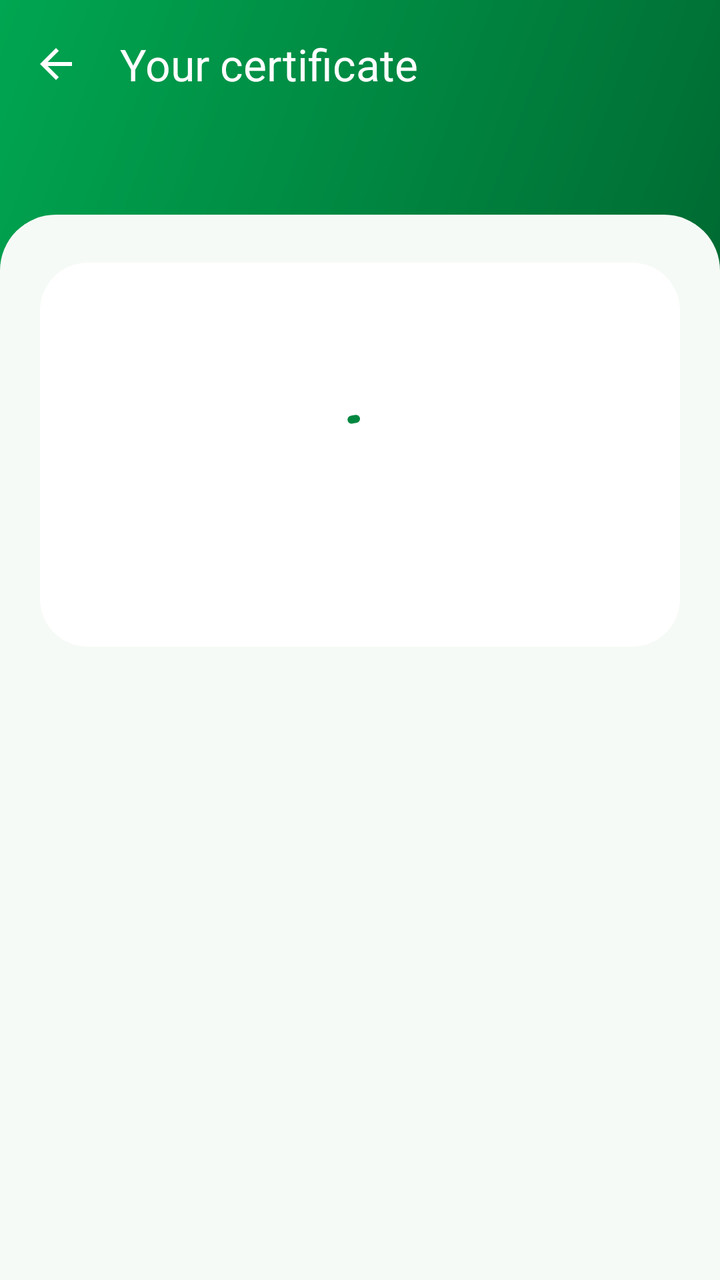
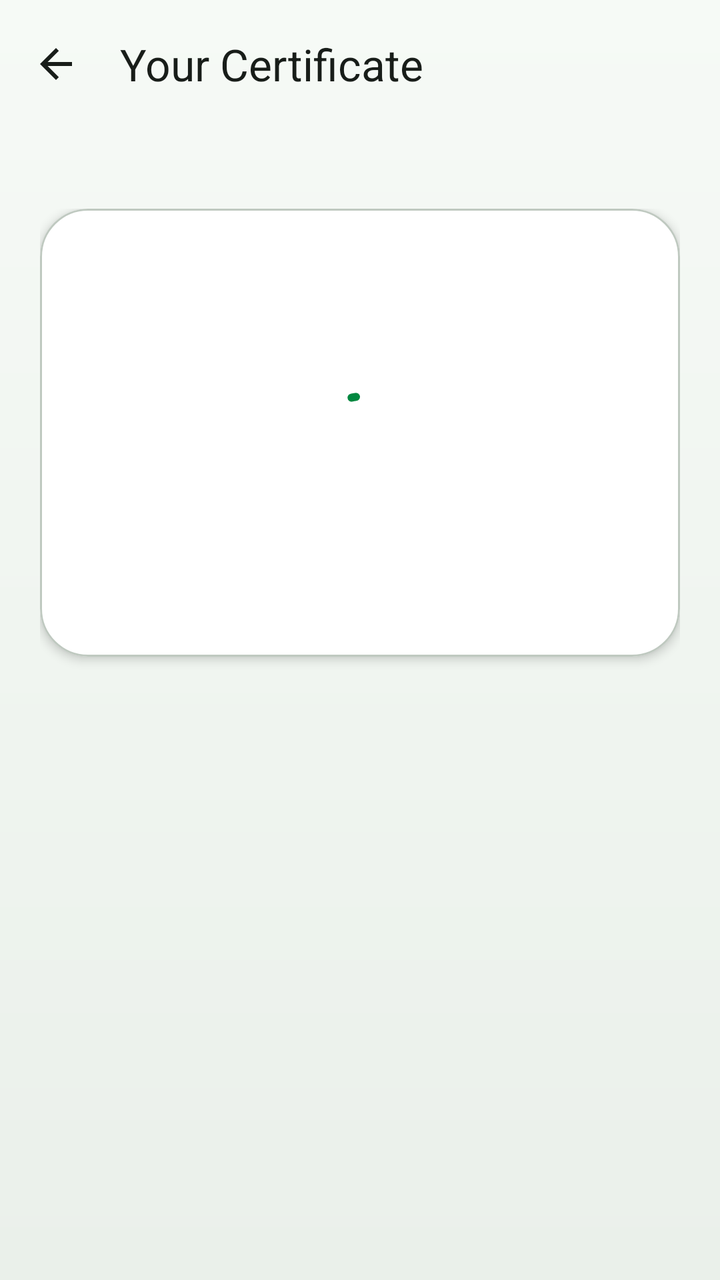

Screens rendered from an Android XML layout before and after an edit, with the pre-edit source and the edit as a unified diff.
<!-- AndroidManifest.xml: application theme Theme.ClubHub -->
<!-- res/layout/activity_certificate.xml -->
<?xml version="1.0" encoding="utf-8"?>
<LinearLayout xmlns:android="http://schemas.android.com/apk/res/android"
    xmlns:app="http://schemas.android.com/apk/res-auto"
    android:layout_width="match_parent"
    android:layout_height="match_parent"
    android:background="?attr/colorSurface"
    android:orientation="vertical">

    <LinearLayout
        android:id="@+id/header"
        android:layout_width="match_parent"
        android:layout_height="wrap_content"
        android:background="@drawable/bg_header_gradient"
        android:orientation="vertical"
        android:paddingBottom="44dp">

        <com.google.android.material.appbar.MaterialToolbar
            android:id="@+id/toolbar"
            android:layout_width="match_parent"
            android:layout_height="?attr/actionBarSize"
            android:background="@android:color/transparent"
            app:navigationIcon="@drawable/ic_arrow_back_white"
            app:title="@string/title_certificate"
            app:titleTextAppearance="?attr/textAppearanceTitleLarge"
            app:titleTextColor="@color/white" />

        <TextView
            android:id="@+id/tv_event_title"
            android:layout_width="match_parent"
            android:layout_height="wrap_content"
            android:ellipsize="end"
            android:maxLines="2"
            android:paddingHorizontal="20dp"
            android:textColor="@color/white"
            android:textSize="20sp"
            android:textStyle="bold" />
    </LinearLayout>

    <ScrollView
        android:layout_width="match_parent"
        android:layout_height="0dp"
        android:layout_marginTop="-28dp"
        android:layout_weight="1"
        android:background="@drawable/bg_sheet_top">

        <LinearLayout
            android:layout_width="match_parent"
            android:layout_height="wrap_content"
            android:orientation="vertical"
            android:padding="20dp">

            <FrameLayout
                android:layout_width="match_parent"
                android:layout_height="wrap_content"
                android:layout_marginTop="4dp"
                android:background="@drawable/bg_qr_card"
                android:padding="6dp">

                <ImageView
                    android:id="@+id/iv_preview"
                    android:layout_width="match_parent"
                    android:layout_height="wrap_content"
                    android:adjustViewBounds="true"
                    android:contentDescription="@string/certificate_preview_description"
                    android:minHeight="180dp"
                    android:scaleType="fitCenter" />

                <com.google.android.material.progressindicator.CircularProgressIndicator
                    android:id="@+id/progress"
                    android:layout_width="wrap_content"
                    android:layout_height="wrap_content"
                    android:layout_gravity="center"
                    android:indeterminate="true" />
            </FrameLayout>

            <TextView
                android:id="@+id/tv_cert_id"
                android:layout_width="match_parent"
                android:layout_height="wrap_content"
                android:layout_marginTop="14dp"
                android:gravity="center"
                android:textAppearance="?attr/textAppearanceTitleSmall"
                android:textIsSelectable="true"
                android:visibility="gone" />

            <TextView
                android:id="@+id/tv_message"
                android:layout_width="match_parent"
                android:layout_height="wrap_content"
                android:layout_marginTop="14dp"
                android:gravity="center"
                android:textAppearance="?attr/textAppearanceBodyLarge"
                android:textColor="?attr/colorOnSurfaceVariant"
                android:visibility="gone" />

            <com.google.android.material.button.MaterialButton
                android:id="@+id/btn_open_pdf"
                android:layout_width="match_parent"
                android:layout_height="wrap_content"
                android:layout_marginTop="20dp"
                android:minHeight="54dp"
                android:text="@string/action_open_pdf"
                android:visibility="gone" />

            <com.google.android.material.button.MaterialButton
                android:id="@+id/btn_share_pdf"
                style="@style/Widget.Material3.Button.TonalButton"
                android:layout_width="match_parent"
                android:layout_height="wrap_content"
                android:layout_marginTop="12dp"
                android:minHeight="54dp"
                android:text="@string/action_share_pdf"
                android:visibility="gone"
                app:cornerRadius="16dp" />
        </LinearLayout>
    </ScrollView>
</LinearLayout>
<!-- resources referenced by this layout -->
<resources>
  <color name="white">#FFFFFF</color>
  <!-- drawable bg_header_gradient (drawable) -->
  <?xml version="1.0" encoding="utf-8"?>
  <shape xmlns:android="http://schemas.android.com/apk/res/android"
      android:shape="rectangle">
      <gradient
          android:angle="315"
          android:endColor="@color/header_end"
          android:startColor="@color/header_start"
          android:type="linear" />
  </shape>
  <!-- drawable bg_qr_card (drawable) -->
  <?xml version="1.0" encoding="utf-8"?>
  <shape xmlns:android="http://schemas.android.com/apk/res/android"
      android:shape="rectangle">
      <solid android:color="#FFFFFF" />
      <corners android:radius="24dp" />
  </shape>
  <!-- drawable bg_sheet_top (drawable) -->
  <?xml version="1.0" encoding="utf-8"?>
  <shape xmlns:android="http://schemas.android.com/apk/res/android"
      android:shape="rectangle">
      <solid android:color="?attr/colorSurface" />
      <corners
          android:topLeftRadius="28dp"
          android:topRightRadius="28dp" />
  </shape>
  <!-- drawable ic_arrow_back_white (drawable) -->
  <?xml version="1.0" encoding="utf-8"?>
  <vector xmlns:android="http://schemas.android.com/apk/res/android"
      android:width="24dp"
      android:height="24dp"
      android:viewportWidth="24"
      android:viewportHeight="24">
      <path
          android:fillColor="#FFFFFF"
          android:pathData="M20,11H7.83l5.59,-5.59L12,4l-8,8 8,8 1.41,-1.41L7.83,13H20v-2z" />
  </vector>
  <string name="action_open_pdf">Open PDF</string>
  <string name="action_share_pdf">Share or save PDF</string>
  <string name="certificate_preview_description">Preview of your certificate</string>
  <string name="title_certificate">Your certificate</string>
  <style name="Theme.ClubHub" parent="Base.Theme.ClubHub" />
  <color name="header_end">#006B32</color>
  <color name="header_start">#00A651</color>
  <style name="Widget.ClubHub.TextInputLayout" parent="Widget.Material3.TextInputLayout.OutlinedBox">
          <item name="boxCornerRadiusTopStart">14dp</item>
          <item name="boxCornerRadiusTopEnd">14dp</item>
          <item name="boxCornerRadiusBottomStart">14dp</item>
          <item name="boxCornerRadiusBottomEnd">14dp</item>
      </style>
  <style name="Widget.ClubHub.Button" parent="Widget.Material3.Button">
          <item name="cornerRadius">16dp</item>
      </style>
  <!-- unchanged entries left out for length: 1 -->
</resources>

<!-- the commit's change to res/layout/activity_certificate.xml (unified diff, before → after) -->
@@ -3,16 +3,15 @@
     xmlns:app="http://schemas.android.com/apk/res-auto"
     android:layout_width="match_parent"
     android:layout_height="match_parent"
-    android:background="?attr/colorSurface"
+    android:background="@drawable/bg_screen_mint"
     android:orientation="vertical">
 
     <LinearLayout
         android:id="@+id/header"
         android:layout_width="match_parent"
         android:layout_height="wrap_content"
-        android:background="@drawable/bg_header_gradient"
         android:orientation="vertical"
-        android:paddingBottom="44dp">
+        android:paddingBottom="4dp">
 
         <com.google.android.material.appbar.MaterialToolbar
             android:id="@+id/toolbar"
@@ -20,9 +19,10 @@
             android:layout_height="?attr/actionBarSize"
             android:background="@android:color/transparent"
             app:navigationIcon="@drawable/ic_arrow_back_white"
+            app:navigationIconTint="?attr/colorOnSurface"
             app:title="@string/title_certificate"
             app:titleTextAppearance="?attr/textAppearanceTitleLarge"
-            app:titleTextColor="@color/white" />
+            app:titleTextColor="?attr/colorOnSurface" />
 
         <TextView
             android:id="@+id/tv_event_title"
@@ -31,84 +31,115 @@
             android:ellipsize="end"
             android:maxLines="2"
             android:paddingHorizontal="20dp"
-            android:textColor="@color/white"
-            android:textSize="20sp"
+            android:textColor="?attr/colorOnSurface"
+            android:textSize="18sp"
             android:textStyle="bold" />
     </LinearLayout>
 
     <ScrollView
         android:layout_width="match_parent"
         android:layout_height="0dp"
-        android:layout_marginTop="-28dp"
         android:layout_weight="1"
-        android:background="@drawable/bg_sheet_top">
+        android:fillViewport="true">
 
         <LinearLayout
             android:layout_width="match_parent"
             android:layout_height="wrap_content"
             android:orientation="vertical"
-            android:padding="20dp">
+            android:paddingHorizontal="20dp"
+            android:paddingTop="12dp"
+            android:paddingBottom="28dp">
 
-            <FrameLayout
+            <com.google.android.material.card.MaterialCardView
                 android:layout_width="match_parent"
                 android:layout_height="wrap_content"
-                android:layout_marginTop="4dp"
-                android:background="@drawable/bg_qr_card"
-                android:padding="6dp">
+                app:cardBackgroundColor="?attr/colorSurfaceContainerLowest"
+                app:cardCornerRadius="24dp"
+                app:cardElevation="3dp"
+                app:strokeColor="?attr/colorOutlineVariant"
+                app:strokeWidth="1dp">
 
-                <ImageView
-                    android:id="@+id/iv_preview"
+                <LinearLayout
                     android:layout_width="match_parent"
                     android:layout_height="wrap_content"
-                    android:adjustViewBounds="true"
-                    android:contentDescription="@string/certificate_preview_description"
-                    android:minHeight="180dp"
-                    android:scaleType="fitCenter" />
+                    android:orientation="vertical"
+                    android:padding="16dp">
 
-                <com.google.android.material.progressindicator.CircularProgressIndicator
-                    android:id="@+id/progress"
-                    android:layout_width="wrap_content"
-                    android:layout_height="wrap_content"
-                    android:layout_gravity="center"
-                    android:indeterminate="true" />
-            </FrameLayout>
+                    <FrameLayout
+                        android:layout_width="match_parent"
+                        android:layout_height="wrap_content"
+                        android:background="@drawable/bg_qr_card"
+                        android:padding="6dp">
 
-            <TextView
-                android:id="@+id/tv_cert_id"
-                android:layout_width="match_parent"
-                android:layout_height="wrap_content"
-                android:layout_marginTop="14dp"
-                android:gravity="center"
-                android:textAppearance="?attr/textAppearanceTitleSmall"
-                android:textIsSelectable="true"
-                android:visibility="gone" />
+                        <ImageView
+                            android:id="@+id/iv_preview"
+                            android:layout_width="match_parent"
+                            android:layout_height="wrap_content"
+                            android:adjustViewBounds="true"
+                            android:contentDescription="@string/certificate_preview_description"
+                            android:minHeight="180dp"
+                            android:scaleType="fitCenter" />
 
-            <TextView
-                android:id="@+id/tv_message"
-                android:layout_width="match_parent"
-                android:layout_height="wrap_content"
-                android:layout_marginTop="14dp"
-                android:gravity="center"
-                android:textAppearance="?attr/textAppearanceBodyLarge"
-                android:textColor="?attr/colorOnSurfaceVariant"
-                android:visibility="gone" />
+                        <com.google.android.material.progressindicator.CircularProgressIndicator
+                            android:id="@+id/progress"
+                            android:layout_width="wrap_content"
+                            android:layout_height="wrap_content"
+                            android:layout_gravity="center"
+                            android:indeterminate="true" />
+                    </FrameLayout>
+
+                    <TextView
+                        android:id="@+id/tv_cert_id"
+                        android:layout_width="wrap_content"
+                        android:layout_height="wrap_content"
+                        android:layout_gravity="center_horizontal"
+                        android:layout_marginTop="14dp"
+                        android:background="@drawable/bg_pill"
+                        android:paddingHorizontal="14dp"
+                        android:paddingVertical="6dp"
+                        android:textColor="?attr/colorOnPrimaryContainer"
+                        android:textIsSelectable="true"
+                        android:textSize="13sp"
+                        android:textStyle="bold"
+                        android:visibility="gone" />
+
+                    <TextView
+                        android:id="@+id/tv_message"
+                        android:layout_width="match_parent"
+                        android:layout_height="wrap_content"
+                        android:layout_marginTop="14dp"
+                        android:gravity="center"
+                        android:textAppearance="?attr/textAppearanceBodyLarge"
+                        android:textColor="?attr/colorOnSurfaceVariant"
+                        android:visibility="gone" />
+                </LinearLayout>
+            </com.google.android.material.card.MaterialCardView>
 
             <com.google.android.material.button.MaterialButton
                 android:id="@+id/btn_open_pdf"
                 android:layout_width="match_parent"
                 android:layout_height="wrap_content"
+                        android:maxLines="1"
+                        android:ellipsize="end"
+                        android:insetTop="0dp"
+                        android:insetBottom="0dp"
+                        android:minHeight="54dp"
                 android:layout_marginTop="20dp"
-                android:minHeight="54dp"
                 android:text="@string/action_open_pdf"
-                android:visibility="gone" />
+                android:visibility="gone"
+                app:cornerRadius="16dp" />
 
             <com.google.android.material.button.MaterialButton
                 android:id="@+id/btn_share_pdf"
                 style="@style/Widget.Material3.Button.TonalButton"
                 android:layout_width="match_parent"
                 android:layout_height="wrap_content"
+                        android:maxLines="1"
+                        android:ellipsize="end"
+                        android:insetTop="0dp"
+                        android:insetBottom="0dp"
+                        android:minHeight="54dp"
                 android:layout_marginTop="12dp"
-                android:minHeight="54dp"
                 android:text="@string/action_share_pdf"
                 android:visibility="gone"
                 app:cornerRadius="16dp" />
<!-- resource entries referenced after the edit -->
@@ -1,15 +1,11 @@
 <!-- resources referenced by this layout -->
 <resources>
-  <color name="white">#FFFFFF</color>
-  <!-- drawable bg_header_gradient (drawable) -->
+  <!-- drawable bg_pill (drawable) -->
   <?xml version="1.0" encoding="utf-8"?>
   <shape xmlns:android="http://schemas.android.com/apk/res/android"
       android:shape="rectangle">
-      <gradient
-          android:angle="315"
-          android:endColor="@color/header_end"
-          android:startColor="@color/header_start"
-          android:type="linear" />
+      <solid android:color="?attr/colorPrimaryContainer" />
+      <corners android:radius="50dp" />
   </shape>
   <!-- drawable bg_qr_card (drawable) -->
   <?xml version="1.0" encoding="utf-8"?>
@@ -18,14 +14,16 @@
       <solid android:color="#FFFFFF" />
       <corners android:radius="24dp" />
   </shape>
-  <!-- drawable bg_sheet_top (drawable) -->
+  <!-- drawable bg_screen_mint (drawable) -->
   <?xml version="1.0" encoding="utf-8"?>
   <shape xmlns:android="http://schemas.android.com/apk/res/android"
       android:shape="rectangle">
-      <solid android:color="?attr/colorSurface" />
-      <corners
-          android:topLeftRadius="28dp"
-          android:topRightRadius="28dp" />
+      <gradient
+          android:angle="270"
+          android:startColor="?attr/colorSurface"
+          android:centerColor="?attr/colorSurfaceContainerLow"
+          android:endColor="?attr/colorSurfaceContainer"
+          android:type="linear" />
   </shape>
   <!-- drawable ic_arrow_back_white (drawable) -->
   <?xml version="1.0" encoding="utf-8"?>
@@ -39,12 +37,10 @@
           android:pathData="M20,11H7.83l5.59,-5.59L12,4l-8,8 8,8 1.41,-1.41L7.83,13H20v-2z" />
   </vector>
   <string name="action_open_pdf">Open PDF</string>
-  <string name="action_share_pdf">Share or save PDF</string>
+  <string name="action_share_pdf">Share or Save PDF</string>
   <string name="certificate_preview_description">Preview of your certificate</string>
-  <string name="title_certificate">Your certificate</string>
+  <string name="title_certificate">Your Certificate</string>
   <style name="Theme.ClubHub" parent="Base.Theme.ClubHub" />
-  <color name="header_end">#006B32</color>
-  <color name="header_start">#00A651</color>
   <style name="Widget.ClubHub.TextInputLayout" parent="Widget.Material3.TextInputLayout.OutlinedBox">
           <item name="boxCornerRadiusTopStart">14dp</item>
           <item name="boxCornerRadiusTopEnd">14dp</item>
